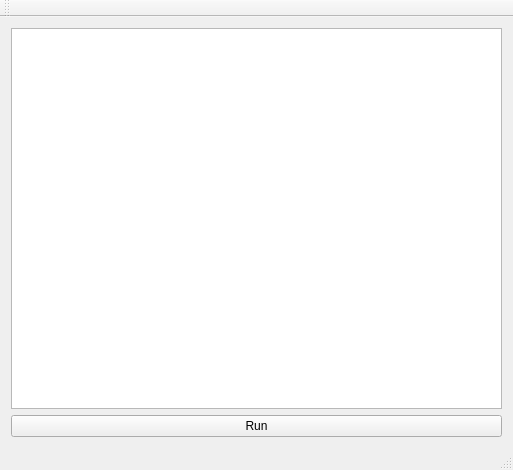
First picture: the form in Huangpu/fps_testexecutive.ui, repository fanmuzhi/huangpu, before the edit.
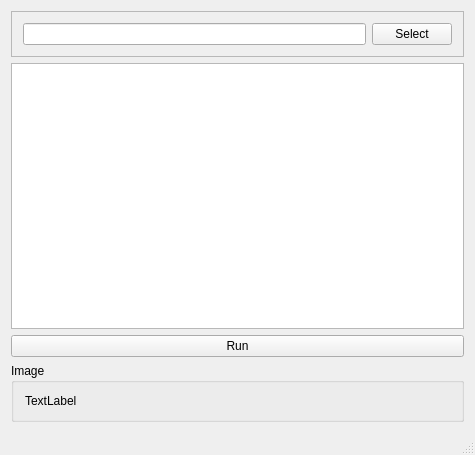
Second picture: the form after the edit.

Diff of the .ui file:
```diff
--- a/Huangpu/fps_testexecutive.ui
+++ b/Huangpu/fps_testexecutive.ui
@@ -6,39 +6,69 @@
    <rect>
     <x>0</x>
     <y>0</y>
-    <width>513</width>
-    <height>470</height>
+    <width>475</width>
+    <height>455</height>
    </rect>
   </property>
   <property name="windowTitle">
    <string>FPS_TestExecutive</string>
   </property>
   <widget class="QWidget" name="centralWidget">
-   <layout class="QVBoxLayout" name="verticalLayout">
-    <item>
+   <layout class="QGridLayout" name="gridLayout_3">
+    <item row="4" column="0">
+     <widget class="QGroupBox" name="ImageGroupBox">
+      <property name="title">
+       <string>Image</string>
+      </property>
+      <layout class="QGridLayout" name="gridLayout_2">
+       <item row="0" column="0">
+        <widget class="QLabel" name="ImageLabel">
+         <property name="text">
+          <string>TextLabel</string>
+         </property>
+        </widget>
+       </item>
+      </layout>
+     </widget>
+    </item>
+    <item row="2" column="0">
      <widget class="QTextBrowser" name="textBrowser"/>
     </item>
-    <item>
-     <layout class="QHBoxLayout" name="horizontalLayout">
-      <item>
-       <widget class="QPushButton" name="pushButtonRun">
-        <property name="text">
-         <string>Run</string>
-        </property>
-       </widget>
-      </item>
-     </layout>
+    <item row="3" column="0">
+     <widget class="QPushButton" name="pushButtonRun">
+      <property name="text">
+       <string>Run</string>
+      </property>
+     </widget>
+    </item>
+    <item row="1" column="0">
+     <widget class="QFrame" name="frame">
+      <property name="frameShape">
+       <enum>QFrame::StyledPanel</enum>
+      </property>
+      <property name="frameShadow">
+       <enum>QFrame::Raised</enum>
+      </property>
+      <layout class="QGridLayout" name="gridLayout">
+       <item row="0" column="0">
+        <widget class="QLineEdit" name="RawdataLineEdit">
+         <property name="readOnly">
+          <bool>true</bool>
+         </property>
+        </widget>
+       </item>
+       <item row="0" column="1">
+        <widget class="QPushButton" name="SelectPushButton">
+         <property name="text">
+          <string>Select</string>
+         </property>
+        </widget>
+       </item>
+      </layout>
+     </widget>
     </item>
    </layout>
   </widget>
-  <widget class="QToolBar" name="mainToolBar">
-   <attribute name="toolBarArea">
-    <enum>TopToolBarArea</enum>
-   </attribute>
-   <attribute name="toolBarBreak">
-    <bool>false</bool>
-   </attribute>
-  </widget>
   <widget class="QStatusBar" name="statusBar"/>
   <action name="openAct">
    <property name="text">
```
